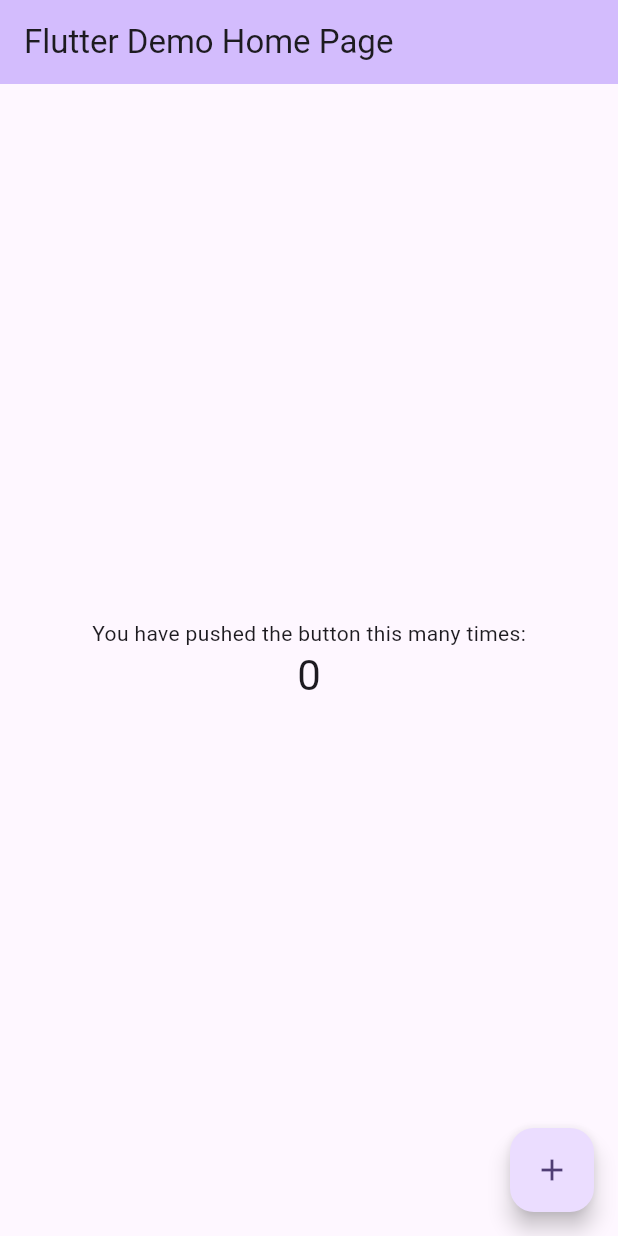
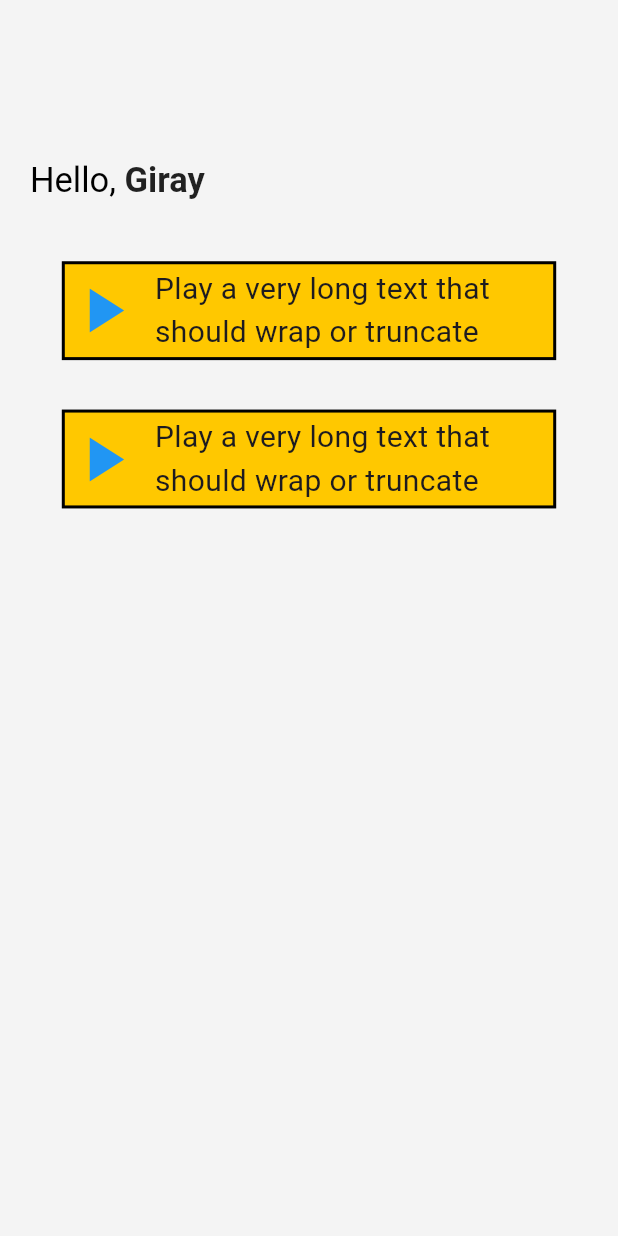
Before and after one commit to GirayKaradeniz/WASP, a Flutter app: the screen it shows after launch, on a phone screen of 412 x 824 dp. Run offline on Flutter 3.47's test engine with Material 3 defaults, Android fonts, the light colour scheme and no system bars.

Commit message:
DevelopingHomePage

```diff
--- a/wasp_frontend/lib/config/app_config.dart
+++ b/wasp_frontend/lib/config/app_config.dart
@@ -1,4 +1,7 @@
+import 'package:flutter/material.dart';
+
 class AppConfig {
   static const String apiUrl = "https://";
   static const String apiKey = "";
+  static const String userName = "Giray";
 }
--- a/wasp_frontend/lib/main.dart
+++ b/wasp_frontend/lib/main.dart
@@ -1,4 +1,6 @@
 import 'package:flutter/material.dart';
+import 'package:wasp_frontend/config/app_config.dart';
+import 'pages/homePage.dart';
 
 void main() {
   runApp(const MyApp());
@@ -31,7 +33,7 @@
         colorScheme: ColorScheme.fromSeed(seedColor: Colors.deepPurple),
         useMaterial3: true,
       ),
-      home: const MyHomePage(title: 'Flutter Demo Home Page'),
+      home: const Homepage(),
     );
   }
 }
--- /dev/null
+++ b/wasp_frontend/lib/pages/homePage.dart
@@ -0,0 +1,128 @@
+import 'package:flutter/gestures.dart';
+import 'package:flutter/material.dart';
+import 'package:wasp_frontend/config/app_config.dart';
+import 'package:wasp_frontend/resources/app_colors.dart';
+
+class Homepage extends StatefulWidget {
+  const Homepage({super.key});
+  @override
+  State<Homepage> createState() => MyHomePageState();
+}
+
+class MyHomePageState extends State<Homepage> {
+  @override
+  Widget build(BuildContext context) {
+    var screenSize = MediaQuery.of(context).size;
+    return Scaffold(
+      body: Container(
+        decoration: BoxDecoration(color: AppColors.pageBackground),
+        width: screenSize.width,
+        height: screenSize.height,
+        padding: const EdgeInsets.fromLTRB(20, 100, 20, 20),
+        child: Column(
+          children: [
+            // Welcome and User Name Container
+            Container(
+              width: screenSize.width,
+              height: screenSize.height * 0.05,
+              child: Row(
+                children: [
+                  RichText(
+                    text: TextSpan(
+                      style: TextStyle(fontSize: 23),
+                      children: [
+                        TextSpan(
+                          text: "Hello, ", // Static text
+                          style: TextStyle(
+                              color: Colors.black), // Style for the static text
+                        ),
+                        TextSpan(
+                          text:
+                              AppConfig.userName, // Dynamic text from AppConfig
+                          style: TextStyle(
+                            color: Colors
+                                .black87, // Style for the dynamic text (e.g., blue color)
+                            fontWeight: FontWeight
+                                .bold, // You can add more styling as needed
+                          ),
+                        ),
+                      ],
+                    ),
+                  )
+                ],
+              ),
+            ),
+
+            //Create AI videos for a subject Container
+            Container(
+                margin: EdgeInsets.fromLTRB(0, screenSize.height * 0.04, 0, 0),
+                width: screenSize.width * 0.8,
+                height: screenSize.height * 0.08,
+                decoration: BoxDecoration(
+                  border: Border.all(width: 2),
+                  color: AppColors.primary,
+                ),
+                child: Row(
+                  children: [
+                    Icon(
+                      Icons.play_arrow,
+                      size: 50.0,
+                      color: Colors.blue,
+                    ),
+                    SizedBox(width: 10), // Add some spacing
+                    Flexible(
+                      child: Text(
+                        'Play a very long text that should wrap or truncate',
+                        style: TextStyle(fontSize: 20),
+                        maxLines:
+                            2, // Set this to 2 or more if you want the text to wrap
+                        overflow: TextOverflow
+                            .ellipsis, // Adds ellipsis if the text overflows
+                        softWrap:
+                            false, // Prevents wrapping, if you prefer truncation
+                      ),
+                    ),
+                  ],
+                )),
+
+            //Analyze Document Container
+            Container(
+                margin: EdgeInsets.fromLTRB(0, screenSize.height * 0.04, 0, 0),
+                width: screenSize.width * 0.8,
+                height: screenSize.height * 0.08,
+                decoration: BoxDecoration(
+                  border: Border.all(width: 2),
+                  color: AppColors.primary,
+                ),
+                child: Row(
+                  children: [
+                    Icon(
+                      Icons.play_arrow,
+                      size: 50.0,
+                      color: Colors.blue,
+                    ),
+                    SizedBox(width: 10), // Add some spacing
+                    Flexible(
+                      child: Text(
+                        'Play a very long text that should wrap or truncate',
+                        style: TextStyle(fontSize: 20),
+                        maxLines:
+                            2, // Set this to 2 or more if you want the text to wrap
+                        overflow: TextOverflow
+                            .ellipsis, // Adds ellipsis if the text overflows
+                        softWrap:
+                            false, // Prevents wrapping, if you prefer truncation
+                      ),
+                    ),
+                  ],
+                )),
+
+            // Last Contents
+            Container()
+          ],
+        ),
+      ),
+    );
+  }
+}
+// This widget is the root of your application.
--- a/wasp_frontend/lib/resources/app_assets.dart
+++ b/wasp_frontend/lib/resources/app_assets.dart
@@ -1,4 +1,4 @@
 class AppAssets {
-  static const WASPLogoIcon = 'assets/icons/';
-  static const WASPLogoText = 'assets/icons/';
+  static const waspLogoIcon = 'assets/icons/';
+  static const waspLogoText = 'assets/icons/';
 }
--- a/wasp_frontend/lib/resources/app_colors.dart
+++ b/wasp_frontend/lib/resources/app_colors.dart
@@ -1,15 +1,15 @@
 import 'package:flutter/material.dart';
 
 class AppColors {
-  static const Color primary = Color(0xFFC800);
-  static const Color pageBackground = Color(0xF4F4F4);
-  static const Color PrimaryTextColor = Color(0x2B2B2B);
-  static const Color SecondaryTextColor = Color(0x7C7C7C);
-  static const Color ThirdTextColor = Color(0xB7B7B7);
-  static const Color BlackButtonBackground = Color(0x2B2B2B);
-  static const Color BlackButtonTextColor = Color(0xFFC800);
-  static const Color NavBarBackground = Color(0x2B2B2B);
-  static const Color NavBarForeground = Color(0xFFC800);
-  static const Color FalseRed = Color(0xDD0000);
-  static const Color TrueGreen = Color(0x00AE3B);
+  static const Color primary = Color.fromARGB(255, 255, 200, 0);
+  static const Color pageBackground = Color.fromARGB(255, 244, 244, 244);
+  static const Color primaryTextColor = Color.fromARGB(255, 43, 43, 43);
+  static const Color secondaryTextColor = Color.fromARGB(255, 124, 124, 124);
+  static const Color thirdTextColor = Color.fromARGB(255, 183, 183, 183);
+  static const Color blackButtonBackground = Color.fromARGB(255, 43, 43, 43);
+  static const Color blackButtonTextColor = Color.fromARGB(255, 255, 200, 0);
+  static const Color navBarBackground = Color.fromARGB(255, 43, 43, 43);
+  static const Color navBarForeground = Color.fromARGB(255, 255, 200, 0);
+  static const Color falseRed = Color.fromARGB(255, 221, 0, 0);
+  static const Color trueGreen = Color.fromARGB(255, 0, 174, 58);
 }
```
Also changed, not shown: wasp_frontend/pubspec.lock, 2 other files.
